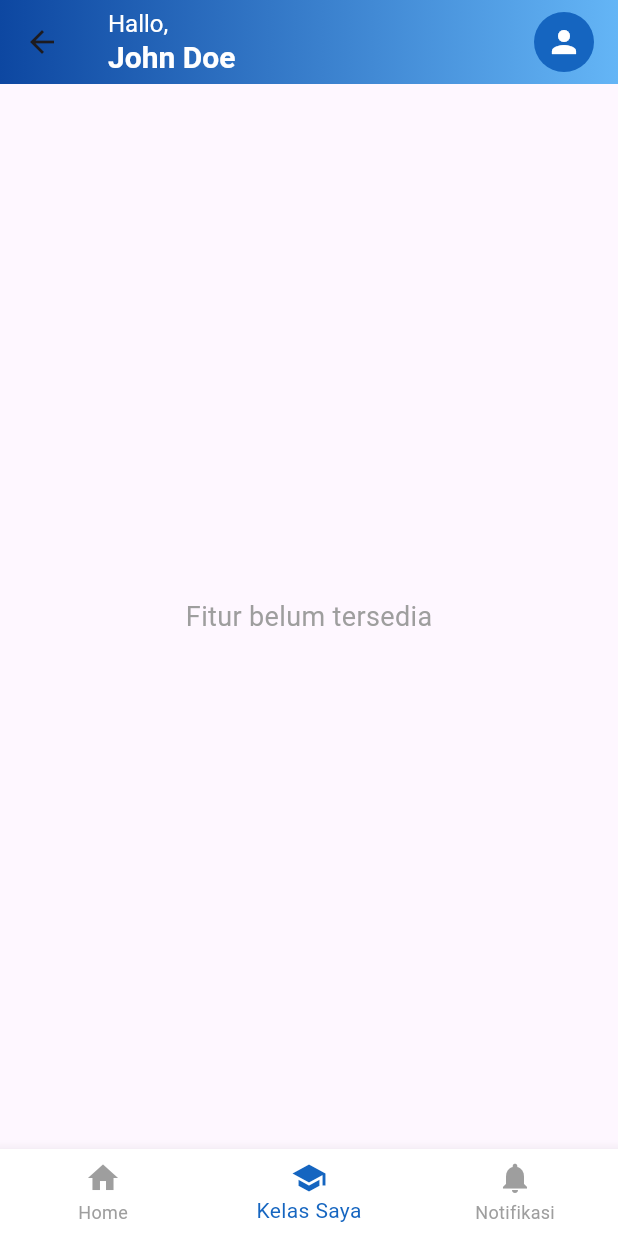
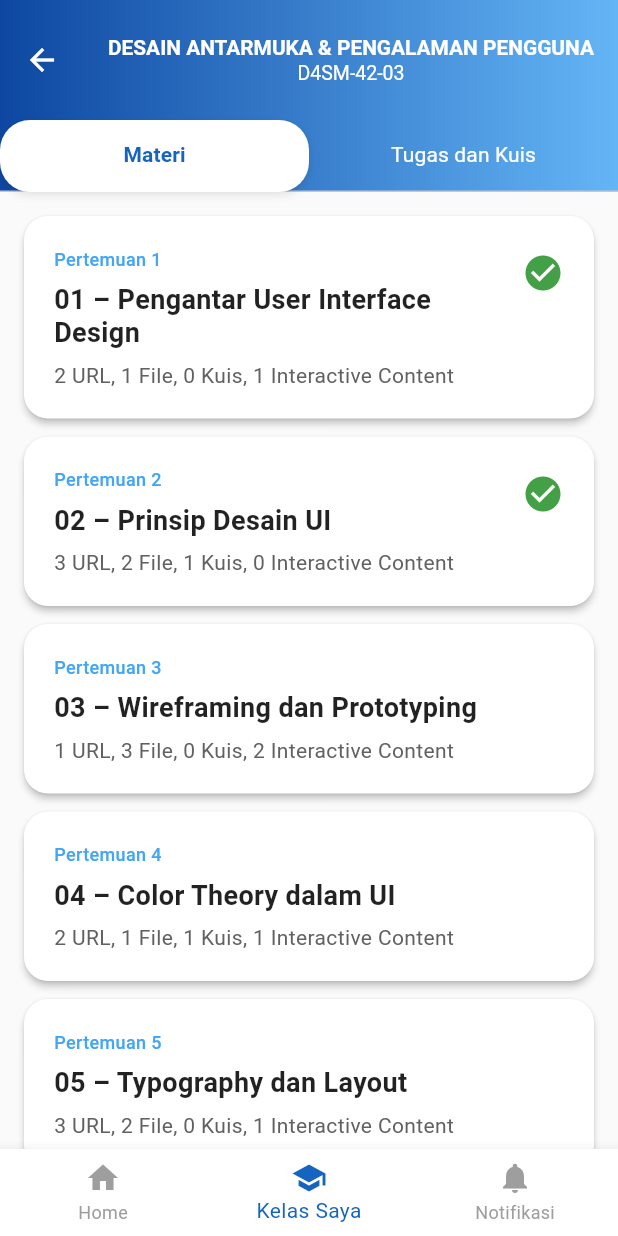
Before and after one commit to ahmadqodiron/tugas-UAS-LMS-Ahmad-Qodiron, a Flutter app: the HomeScreen screen opened by its route, item 2 of the bottom bar chosen, on a phone screen of 412 x 824 dp. Run offline on Flutter 3.47's test engine with Material 3 defaults, Android fonts, the light colour scheme and no system bars; our stand-ins replace image_picker; network calls fail.

Commit message:
update penambahan materi & tugas/kuis di halaman kelas sayal

```diff
--- /dev/null
+++ b/lib/kelas_saya_screen.dart
@@ -0,0 +1,144 @@
+import 'package:flutter/material.dart';
+import 'materi_tab.dart';
+import 'tugas_kuis_tab.dart';
+
+class KelasSayaScreen extends StatefulWidget {
+  const KelasSayaScreen({super.key});
+
+  @override
+  KelasSayaScreenState createState() => KelasSayaScreenState();
+}
+
+class KelasSayaScreenState extends State<KelasSayaScreen>
+    with SingleTickerProviderStateMixin {
+  late TabController _tabController;
+  final int _selectedIndex = 1; // Kelas Saya is active
+
+  @override
+  void initState() {
+    super.initState();
+    _tabController = TabController(length: 2, vsync: this);
+  }
+
+  @override
+  void dispose() {
+    _tabController.dispose();
+    super.dispose();
+  }
+
+  void _onItemTapped(int index) {
+    if (index == 0) {
+      // Navigate back to Home
+      Navigator.pop(context);
+    } else if (index == 2) {
+      // Notifikasi - placeholder
+      ScaffoldMessenger.of(context).showSnackBar(
+        SnackBar(content: Text('Notifikasi belum tersedia')),
+      );
+    }
+    // Kelas Saya is current, do nothing
+  }
+
+  @override
+  Widget build(BuildContext context) {
+    return Scaffold(
+      appBar: AppBar(
+        toolbarHeight: 80, // Increased height for better text fit
+        title: Column(
+          mainAxisSize: MainAxisSize.min,
+          children: [
+            FittedBox(
+              fit: BoxFit.scaleDown,
+              child: Text(
+                'DESAIN ANTARMUKA & PENGALAMAN PENGGUNA',
+                style: TextStyle(
+                  color: Colors.white,
+                  fontSize: 15, // Slightly smaller
+                  fontWeight: FontWeight.bold,
+                ),
+                textAlign: TextAlign.center,
+                maxLines: 1,
+              ),
+            ),
+            Text(
+              'D4SM-42-03',
+              style: TextStyle(
+                color: Colors.white,
+                fontSize: 13, // Slightly smaller
+              ),
+              textAlign: TextAlign.center,
+            ),
+          ],
+        ),
+        backgroundColor: Colors.transparent,
+        elevation: 0,
+        flexibleSpace: Container(
+          decoration: BoxDecoration(
+            gradient: LinearGradient(
+              colors: [Colors.blue[900]!, Colors.blue[300]!],
+              begin: Alignment.centerLeft,
+              end: Alignment.centerRight,
+            ),
+          ),
+        ),
+        leading: IconButton(
+          icon: Icon(Icons.arrow_back, color: Colors.white),
+          onPressed: () {
+            Navigator.pop(context);
+          },
+        ),
+        bottom: TabBar(
+          controller: _tabController,
+          tabs: const [
+            Tab(text: 'Materi'),
+            Tab(text: 'Tugas dan Kuis'),
+          ],
+          labelColor: Colors.blue[800],
+          unselectedLabelColor: const Color.fromARGB(255, 255, 255, 255),
+          indicator: BoxDecoration(
+            color: Colors.white,
+            borderRadius: BorderRadius.circular(20),
+            boxShadow: [
+              BoxShadow(
+                color: const Color.fromRGBO(0, 0, 0, 0.1),
+                blurRadius: 4,
+                offset: const Offset(0, 2),
+              ),
+            ],
+          ),
+          indicatorSize: TabBarIndicatorSize.tab,
+          labelStyle: TextStyle(fontWeight: FontWeight.bold),
+          unselectedLabelStyle: TextStyle(fontWeight: FontWeight.normal),
+        ),
+      ),
+      body: TabBarView(
+        controller: _tabController,
+        children: const [
+          MateriTab(),
+          TugasKuisTab(),
+        ],
+      ),
+      bottomNavigationBar: BottomNavigationBar(
+        items: const <BottomNavigationBarItem>[
+          BottomNavigationBarItem(
+            icon: Icon(Icons.home),
+            label: 'Home',
+          ),
+          BottomNavigationBarItem(
+            icon: Icon(Icons.school),
+            label: 'Kelas Saya',
+          ),
+          BottomNavigationBarItem(
+            icon: Icon(Icons.notifications),
+            label: 'Notifikasi',
+          ),
+        ],
+        currentIndex: _selectedIndex,
+        selectedItemColor: Colors.blue[800],
+        unselectedItemColor: Colors.grey,
+        backgroundColor: Colors.white,
+        onTap: _onItemTapped,
+      ),
+    );
+  }
+}
--- /dev/null
+++ b/lib/materi_tab.dart
@@ -0,0 +1,112 @@
+import 'package:flutter/material.dart';
+
+class MateriTab extends StatelessWidget {
+  const MateriTab({super.key});
+
+  // Dummy data for materi
+  static const List<Map<String, dynamic>> dummyMateri = [
+    {
+      'label': 'Pertemuan 1',
+      'title': '01 – Pengantar User Interface Design',
+      'description': '2 URL, 1 File, 0 Kuis, 1 Interactive Content',
+      'isCompleted': true,
+    },
+    {
+      'label': 'Pertemuan 2',
+      'title': '02 – Prinsip Desain UI',
+      'description': '3 URL, 2 File, 1 Kuis, 0 Interactive Content',
+      'isCompleted': true,
+    },
+    {
+      'label': 'Pertemuan 3',
+      'title': '03 – Wireframing dan Prototyping',
+      'description': '1 URL, 3 File, 0 Kuis, 2 Interactive Content',
+      'isCompleted': false,
+    },
+    {
+      'label': 'Pertemuan 4',
+      'title': '04 – Color Theory dalam UI',
+      'description': '2 URL, 1 File, 1 Kuis, 1 Interactive Content',
+      'isCompleted': false,
+    },
+    {
+      'label': 'Pertemuan 5',
+      'title': '05 – Typography dan Layout',
+      'description': '3 URL, 2 File, 0 Kuis, 1 Interactive Content',
+      'isCompleted': false,
+    },
+  ];
+
+  @override
+  Widget build(BuildContext context) {
+    return Container(
+      color: Colors.grey[50], // Soft background
+      child: ListView.builder(
+        padding: const EdgeInsets.all(16.0),
+        itemCount: dummyMateri.length,
+        itemBuilder: (context, index) {
+          final materi = dummyMateri[index];
+          return Card(
+            shape: RoundedRectangleBorder(
+              borderRadius: BorderRadius.circular(16),
+            ),
+            elevation: 2, // Lighter shadow
+            color: Colors.white,
+            margin: const EdgeInsets.only(bottom: 12), // More spacing
+            child: Padding(
+              padding: const EdgeInsets.all(20.0), // More padding
+              child: Row(
+                crossAxisAlignment: CrossAxisAlignment.start,
+                children: [
+                  Expanded(
+                    child: Column(
+                      crossAxisAlignment: CrossAxisAlignment.start,
+                      children: [
+                        Text(
+                          materi['label'],
+                          style: TextStyle(
+                            fontSize: 12,
+                            color: Colors.blue[400], // Slightly darker blue
+                            fontWeight: FontWeight.w500,
+                          ),
+                        ),
+                        const SizedBox(height: 8),
+                        Text(
+                          materi['title'],
+                          style: TextStyle(
+                            fontSize: 18, // Slightly larger
+                            fontWeight: FontWeight.bold,
+                            color: Colors.black87,
+                            height: 1.2, // Better line height
+                          ),
+                        ),
+                        const SizedBox(height: 8),
+                        Text(
+                          materi['description'],
+                          style: TextStyle(
+                            fontSize: 14,
+                            color: Colors.grey[700], // Darker grey
+                            height: 1.3,
+                          ),
+                        ),
+                      ],
+                    ),
+                  ),
+                  if (materi['isCompleted'])
+                    Padding(
+                      padding: const EdgeInsets.only(left: 16.0, top: 4.0),
+                      child: Icon(
+                        Icons.check_circle,
+                        color: Colors.green[600], // Slightly darker green
+                        size: 28, // Slightly larger
+                      ),
+                    ),
+                ],
+              ),
+            ),
+          );
+        },
+      ),
+    );
+  }
+}
```
Also changed, not shown: lib/home_screen.dart (+14 -5 lines), lib/tugas_kuis_tab.dart (added, +131 -0 lines).
